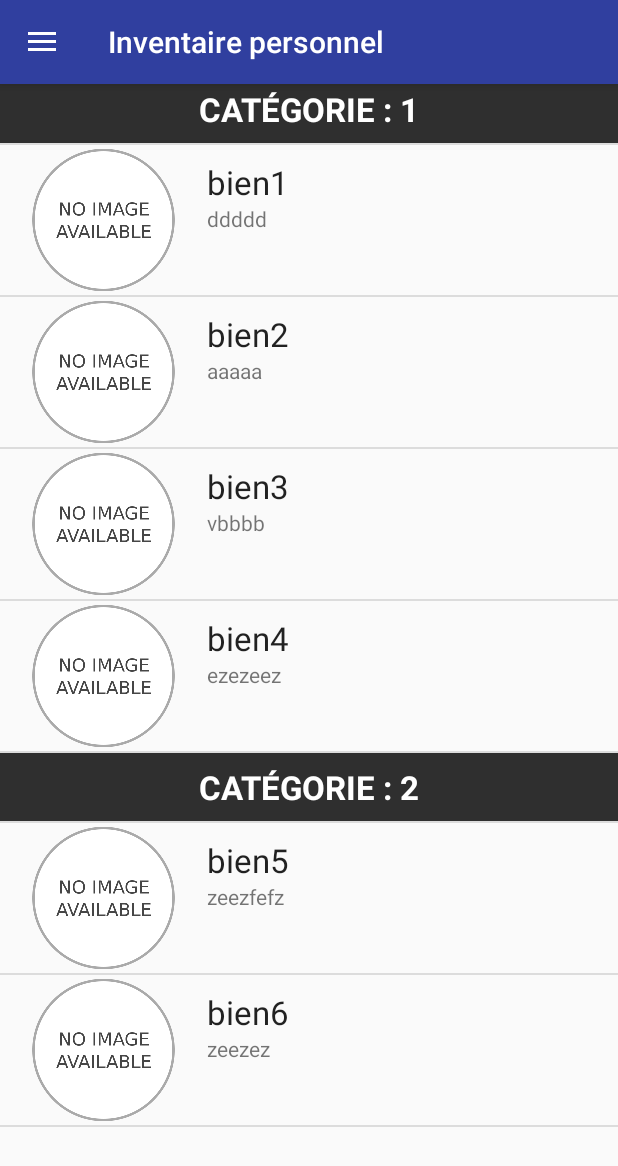
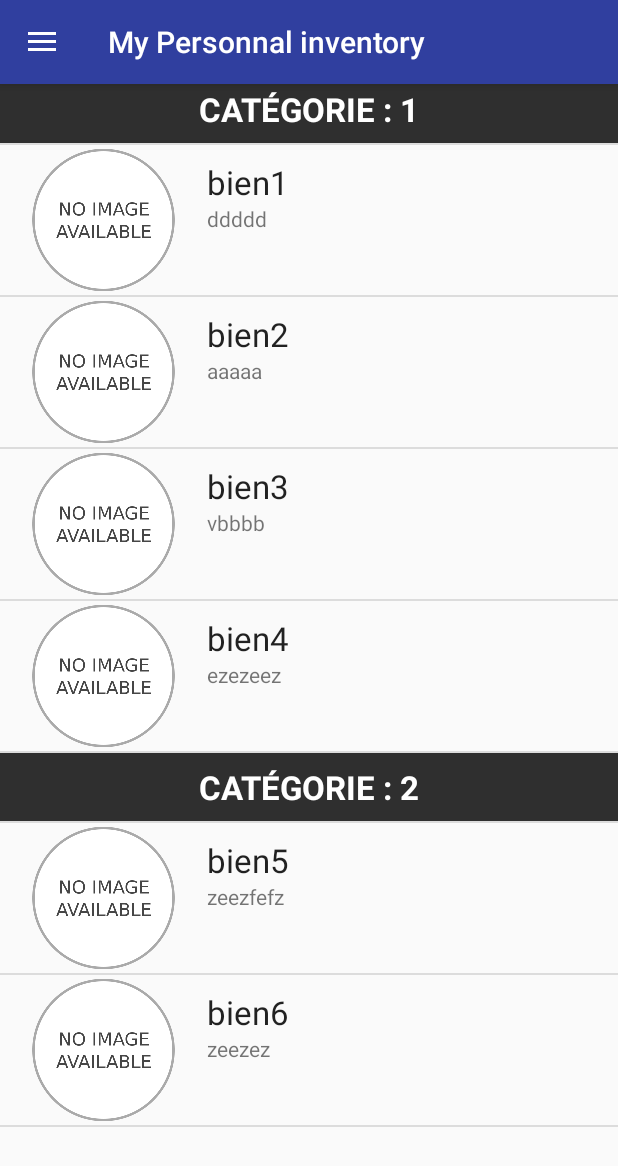
Before and after one commit to chovCodeur/MyApplication, an Android app: the screen it shows after launch (MainActivity), on a phone screen of 412 x 824 dp. Shown: the top 1166 px of the screen. Run offline under Robolectric (Android 15) with nearby library versions, the phone set to English and light mode, and no system bars.

```diff
--- a/app/src/main/java/com/example/michelparis/myapplication/MainActivity.java
+++ b/app/src/main/java/com/example/michelparis/myapplication/MainActivity.java
@@ -51,7 +51,7 @@ MainActivity extends AppCompatActivity implements NavigationView.OnNavigationIte
         Toolbar myToolbar = (Toolbar) findViewById(R.id.my_toolbar);
         TextView toolbarTitle = (TextView) findViewById(R.id.toolbar_title);
         toolbarTitle.setTextColor(getResources().getColor(R.color.toolbarTitle));
-        myToolbar.setTitle("Inventaire personnel");
+        //myToolbar.setTitle("Inventaire personnel");
         setSupportActionBar(myToolbar);
 
         lv_listeBiens = (ListView) findViewById(R.id.listeBiens);
@@ -91,9 +91,9 @@ MainActivity extends AppCompatActivity implements NavigationView.OnNavigationIte
         drawer.setDrawerListener(toggle);
         toggle.syncState();
 
-        /*NavigationView navigationView = (NavigationView) findViewById(R.id.nav_view);
+        NavigationView navigationView = (NavigationView) findViewById(R.id.nav_view);
         navigationView.setNavigationItemSelectedListener(this);
-        View headerview = navigationView.getHeaderView(0);
+        /*View headerview = navigationView.getHeaderView(0);
 
         headerview.setOnClickListener(new View.OnClickListener() {
             @Override
@@ -146,15 +146,18 @@ MainActivity extends AppCompatActivity implements NavigationView.OnNavigationIte
         int id = item.getItemId();
 
         if (id == R.id.liste1) {
-            Log.d("CLIC", "Liste 1");
+            Intent intent = new Intent(this, InfosBien.class);
+            startActivity(intent);
         }
 
         if (id == R.id.liste2) {
-            Log.d("CLIC", "Liste 2");
+            Intent intent = new Intent(this, InfosBien.class);
+            startActivity(intent);
         }
 
         if (id == R.id.liste3) {
-            Log.d("CLIC", "Liste 3");
+            Intent intent = new Intent(this, InfosBien.class);
+            startActivity(intent);
         }
 
         DrawerLayout drawer = (DrawerLayout) findViewById(R.id.drawer_layout);
--- a/app/src/main/res/layout/app_bar_main.xml
+++ b/app/src/main/res/layout/app_bar_main.xml
@@ -23,11 +23,9 @@
             android:background="@color/colorPrimaryDark">
 
             <TextView
-                android:id="@+id/toolbar_title"
                 android:layout_width="wrap_content"
                 android:layout_height="wrap_content"
-
-                android:textSize="24sp" />
+                android:id="@+id/toolbar_title" />
 
 
         </android.support.v7.widget.Toolbar>
```
